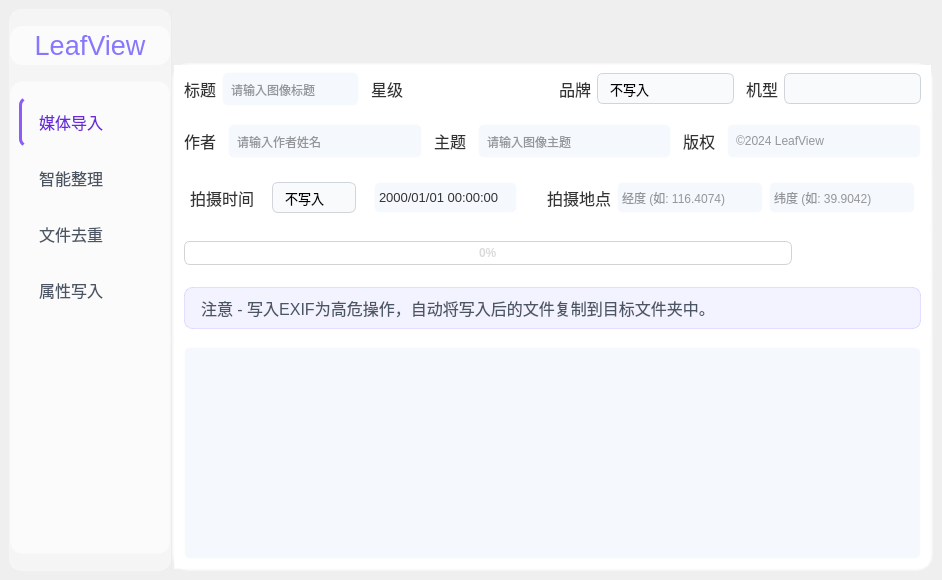
First picture: the form in Ui_MainWindow.ui, repository YangShengzhou03/LeafSort, before the edit.
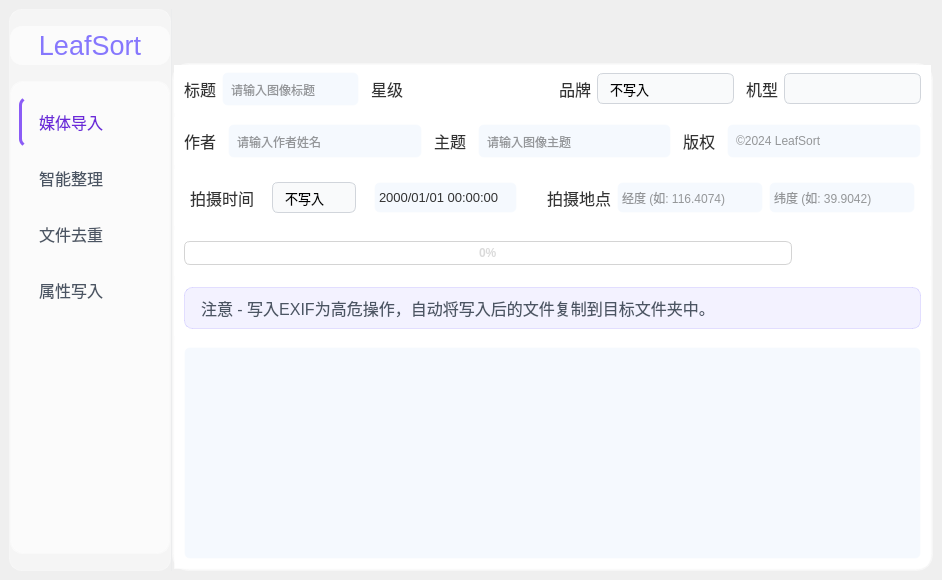
Second picture: the form after the edit. The open tabs and pages were chosen to show the change. Icons and pictures are not drawn.

Patch:
```diff
--- a/Ui_MainWindow.ui
+++ b/Ui_MainWindow.ui
@@ -150,7 +150,7 @@
 }</string>
                </property>
                <property name="text">
-                <string>LeafView</string>
+                <string>LeafSort</string>
                </property>
               </widget>
              </item>
@@ -5693,7 +5693,7 @@
 }</string>
                         </property>
                         <property name="placeholderText">
-                         <string>©2024 LeafView</string>
+                         <string>©2024 LeafSort</string>
                         </property>
                        </widget>
                       </item>
```
Left out of the diff: 2 changed lines with no effect on the pictures.
